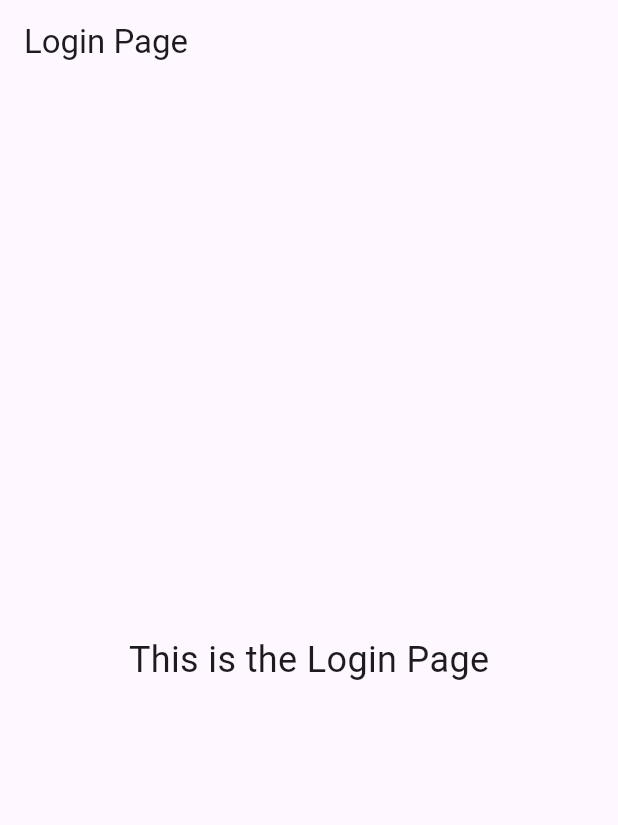
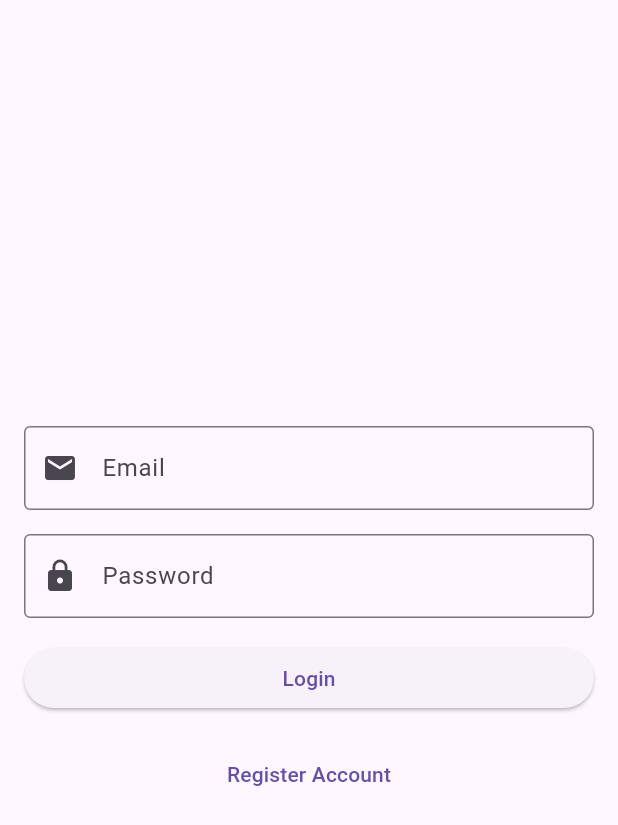
Before and after one commit to nngarfdn/productivioapp, a Flutter app: the screen it shows after launch, on a phone screen of 412 x 824 dp. Shown: the top 825 px of the screen. Run offline on Flutter 3.47's test engine with Material 3 defaults, Android fonts, the phone set to English and light mode, and no system bars.

Commit message:
feat: login ui

```diff
--- a/lib/features/auth/presentation/pages/loginpage.dart
+++ b/lib/features/auth/presentation/pages/loginpage.dart
@@ -1,16 +1,59 @@
 import 'package:flutter/material.dart';
+import 'package:provider/provider.dart';
+import 'package:productivioapp/core/constants/routes.dart';
+import 'package:productivioapp/features/auth/presentation/viewmodel/auth_viewmodel.dart';
+
 
 class LoginPage extends StatelessWidget {
+  const LoginPage({super.key});
+
   @override
   Widget build(BuildContext context) {
+    final authViewModel = Provider.of<AuthViewModel>(context);
+
     return Scaffold(
-      appBar: AppBar(
-        title: Text('Login Page'),
-      ),
-      body: Center(
-        child: Text(
-          'This is the Login Page',
-          style: TextStyle(fontSize: 24),
+      body: Padding(
+        padding: const EdgeInsets.all(16.0),
+        child: Column(
+          mainAxisAlignment: MainAxisAlignment.center,
+          crossAxisAlignment: CrossAxisAlignment.stretch,
+          children: [
+            TextField(
+              controller: authViewModel.emailController,
+              decoration: const InputDecoration(
+                labelText: 'Email',
+                border: OutlineInputBorder(),
+                prefixIcon: Icon(Icons.email),
+              ),
+              keyboardType: TextInputType.emailAddress,
+            ),
+            const SizedBox(height: 16),
+            TextField(
+              controller: authViewModel.passwordController,
+              decoration: const InputDecoration(
+                labelText: 'Password',
+                border: OutlineInputBorder(),
+                prefixIcon: Icon(Icons.lock),
+              ),
+              obscureText: true,
+            ),
+            const SizedBox(height: 16),
+            authViewModel.isLoading
+                ? const Center(child: CircularProgressIndicator())
+                : ElevatedButton(
+              onPressed: () async {
+                await authViewModel.login();
+              },
+              child: const Text('Login'),
+            ),
+            const SizedBox(height: 16),
+            TextButton(
+              onPressed: () {
+                Navigator.pushNamed(context, Routes.register);
+              },
+              child: const Text('Register Account'),
+            ),
+          ],
         ),
       ),
     );
--- a/lib/features/auth/presentation/pages/registerpage.dart
+++ b/lib/features/auth/presentation/pages/registerpage.dart
@@ -1,12 +1,12 @@
 import 'package:flutter/material.dart';
+import 'package:productivioapp/core/widgets/generaltoolbar.dart';
 
 class RegisterPage extends StatelessWidget {
+  const RegisterPage({super.key});
+
   @override
   Widget build(BuildContext context) {
     return Scaffold(
-      appBar: AppBar(
-        title: Text('Register Page'),
-      ),
       body: Center(
         child: Text(
           'This is the Register Page',
--- /dev/null
+++ b/lib/features/auth/presentation/viewmodel/auth_viewmodel.dart
@@ -0,0 +1,45 @@
+import 'package:flutter/material.dart';
+
+class AuthViewModel extends ChangeNotifier {
+  final TextEditingController emailController = TextEditingController();
+  final TextEditingController passwordController = TextEditingController();
+
+  bool _isLoading = false;
+
+  bool get isLoading => _isLoading;
+
+  void setLoading(bool value) {
+    _isLoading = value;
+    notifyListeners();
+  }
+
+  Future<void> login() async {
+    final email = emailController.text.trim();
+    final password = passwordController.text.trim();
+
+    if (email.isEmpty || password.isEmpty) {
+      // Show error (you can add more validation logic here)
+      return;
+    }
+
+    try {
+      setLoading(true);
+      // Simulate API call
+      await Future.delayed(const Duration(seconds: 2));
+      // Handle success (navigate or store token)
+      print('Login successful with email: $email');
+    } catch (e) {
+      // Handle error
+      print('Login failed: $e');
+    } finally {
+      setLoading(false);
+    }
+  }
+
+  @override
+  void dispose() {
+    emailController.dispose();
+    passwordController.dispose();
+    super.dispose();
+  }
+}
--- a/lib/main.dart
+++ b/lib/main.dart
@@ -2,10 +2,20 @@ import 'package:flutter/material.dart';
 import 'package:productivioapp/features/auth/presentation/pages/loginpage.dart';
 import 'package:productivioapp/features/auth/presentation/pages/registerpage.dart';
 import 'package:productivioapp/core/constants/routes.dart';
+import 'package:productivioapp/features/auth/presentation/viewmodel/auth_viewmodel.dart';
+import 'package:provider/provider.dart';
+
 
 
 void main() {
-  runApp(const MyApp());
+  runApp(
+    MultiProvider(
+      providers: [
+        ChangeNotifierProvider(create: (_) => AuthViewModel()),
+      ],
+      child: const MyApp(),
+    ),
+  );
 }
 
 class MyApp extends StatelessWidget {
@@ -18,8 +28,8 @@ class MyApp extends StatelessWidget {
       theme: ThemeData(primarySwatch: Colors.blue),
       initialRoute: Routes.login,
       routes: {
-        Routes.login : (context) => LoginPage(),
-        Routes.register: (context) => RegisterPage(),
+        Routes.login: (context) => const LoginPage(),
+        Routes.register: (context) => const RegisterPage(),
       },
     );
   }
--- a/pubspec.yaml
+++ b/pubspec.yaml
@@ -30,6 +30,7 @@ environment:
 dependencies:
   flutter:
     sdk: flutter
+  provider: ^6.0.5
 
   # The following adds the Cupertino Icons font to your application.
   # Use with the CupertinoIcons class for iOS style icons.
```
Also changed, not shown: lib/core/widgets/generaltoolbar.dart (added, +29 -0 lines), pubspec.lock.
